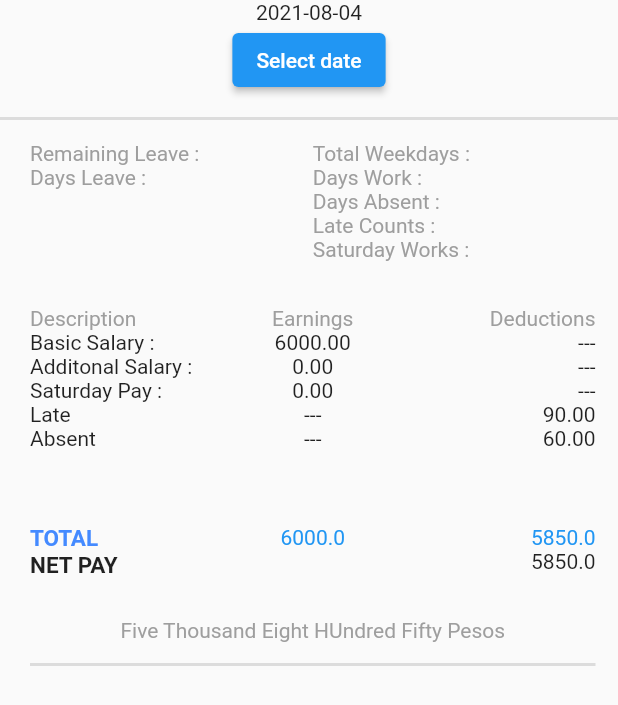
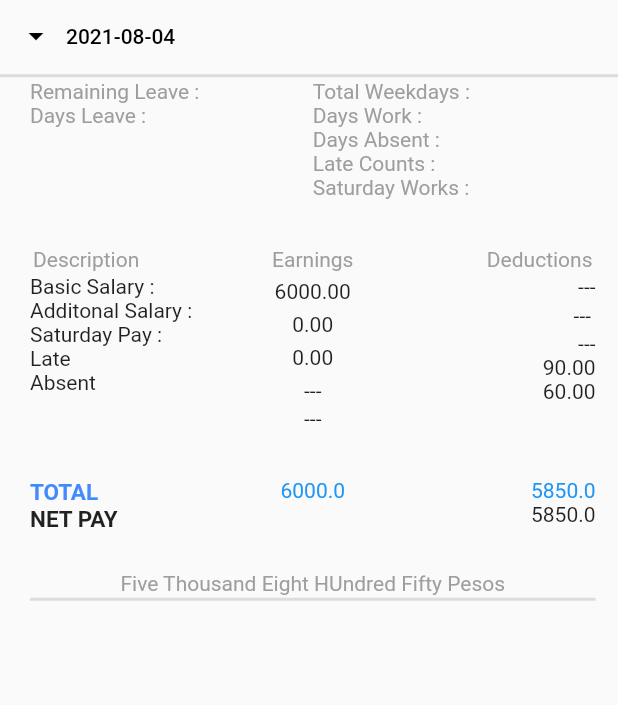
Before and after one commit to QonvexTech/qonvex_payroll, a Flutter app: the PayrollPage screen opened directly, on a phone screen of 412 x 824 dp. Shown: the top 705 px of the screen. Run offline on Flutter 3.47's test engine with Material 2 defaults, Android fonts, the light colour scheme and no system bars; missing offline and left inert: qr_code_scanner; accounts and stored records are empty.

Commit message:
payroll done

```diff
--- a/lib/payroll.dart
+++ b/lib/payroll.dart
@@ -28,18 +28,17 @@ class _PayrollPageState extends State<PayrollPage> {
   @override
   Widget build(BuildContext context) {
     return Scaffold(
-      body: Container(
-          child: Column(mainAxisSize: MainAxisSize.min, children: <Widget>[
-        Text("${selectedDate.toLocal()}".split(' ')[0]),
-        SizedBox(
-          height: 0,
-        ),
-        ElevatedButton(
+        body: Column(
+            crossAxisAlignment: CrossAxisAlignment.start,
+            children: <Widget>[
+          ElevatedButton.icon(
+            style: ButtonStyle(backgroundColor: MaterialStateProperty.resolveWith((states) => Colors.transparent), elevation: MaterialStateProperty.resolveWith((states) => 0)),
             onPressed: () => _selectDate(context),
-          child: Text('Select date'),
+            label: Text("${selectedDate.toLocal()}".split(' ')[0], style: TextStyle(color: Colors.black),),
+            icon: const Icon(Icons.arrow_drop_down, color: Colors.black,),
           ),
               Divider(
-              height: 30,
+                height: 5,
                 thickness: 2,
               ),
           Expanded(
@@ -103,9 +102,12 @@ class _PayrollPageState extends State<PayrollPage> {
                           mainAxisAlignment: MainAxisAlignment.start,
                           crossAxisAlignment: CrossAxisAlignment.start,
                           children: const <Widget>[
-                            Text(
+                            Padding(
+                              padding: EdgeInsets.all(2),
+                              child: Text(
                                 'Description',
                                 style: TextStyle(color: Colors.grey),
+                              ),
                             ),
                             Text(
                               'Basic Salary :',
@@ -129,21 +131,36 @@ class _PayrollPageState extends State<PayrollPage> {
                         child: Column(
                           crossAxisAlignment: CrossAxisAlignment.center,
                           children: [
-                            Text(
+                            Padding(
+                              padding: const EdgeInsets.all(2),
+                              child: Text(
                                 'Earnings',
                                 style: TextStyle(color: Colors.grey),
                               ),
-                            Text(
+                            ),
+                            Padding(
+                              padding: const EdgeInsets.all(3),
+                              child: Text(
                                 '6000.00',
                               ),
-                            Text(
+                            ),
+                            Padding(
+                              padding: const EdgeInsets.all(3),
+                              child: Text(
                                 '0.00',
                               ),
-                            Text(
+                            ),
+                            Padding(
+                              padding: const EdgeInsets.all(3),
+                              child: Text(
                                 '0.00',
                               ),
-                            Text(
+                            ),
+                            Padding(
+                              padding: const EdgeInsets.all(3),
+                              child: Text(
                                 '---',
+                              ),
                             ),
                             Text('---'),
                           ],
@@ -153,15 +170,21 @@ class _PayrollPageState extends State<PayrollPage> {
                         child: Column(
                           crossAxisAlignment: CrossAxisAlignment.end,
                           children: [
-                            Text(
+                            Padding(
+                              padding: const EdgeInsets.all(2),
+                              child: Text(
                                 'Deductions',
                                 style: TextStyle(color: Colors.grey),
+                              ),
                             ),
                             Text(
                               '---',
                             ),
-                            Text(
+                            Padding(
+                              padding: const EdgeInsets.all(3),
+                              child: Text(
                                 '---',
+                              ),
                             ),
                             Text(
                               '---',
@@ -222,14 +245,10 @@ class _PayrollPageState extends State<PayrollPage> {
                             SizedBox(
                               height: 30,
                             )
-                          ]
+                          ]),
                     ),
-                    ),
-                  ]
-                  ),
-                Row(
-                    crossAxisAlignment: CrossAxisAlignment.center,
-                    children: [
+                  ]),
+                  Row(crossAxisAlignment: CrossAxisAlignment.center, children: [
                     Expanded(
                         child: Column(
                             mainAxisAlignment: MainAxisAlignment.center,
@@ -240,21 +259,13 @@ class _PayrollPageState extends State<PayrollPage> {
                             style: TextStyle(color: Colors.grey),
                           ),
                           Divider(
-                        height: 30,
+                            height: 5,
                             thickness: 2,
                           ),
-                ]
+                        ]))
+                  ])
+                ])),
           )
-            )
-                ]
-        )
-      ]
-          )
-      ),
-                )
-                ]
-    )
-      )
-    );
+        ]));
   }
 }
--- a/lib/profile.dart
+++ b/lib/profile.dart
@@ -2,6 +2,7 @@
 
 import 'package:flutter/material.dart';
 import 'package:qonvex_payroll/Login_page.dart';
+import 'package:qonvex_payroll/globals/logged_user.dart';
 import 'attendance.dart';
 import 'general.dart';
 import 'payroll.dart';
@@ -114,11 +115,11 @@ class _ProfileState extends State<Profile> with TickerProviderStateMixin {
                   Column(
                     crossAxisAlignment: CrossAxisAlignment.center,
                     children: [
-                      Text('Ji Chang Wook',
+                      Text('${LoggedUser?.details!.name??"---"}'.toUpperCase(),
                           style: TextStyle(
                               fontSize: 30, fontWeight: FontWeight.bold)),
                       SizedBox(height: 2.0),
-                      Text('jichang_wook@example.com',
+                      Text('${LoggedUser?.details!.email??"---"}',
                           style: TextStyle(
                               color: Colors.blue, fontStyle: FontStyle.italic)),
                     ],
@@ -133,7 +134,7 @@ class _ProfileState extends State<Profile> with TickerProviderStateMixin {
                                 color: Colors.grey,
                               )),
                           Text(
-                            '12345',
+                            '${LoggedUser?.details!.ID??"---"}'.padLeft(5,"0"),
                             style: TextStyle(color: Colors.black),
                           )
                         ]),
--- a/lib/services/auth_service.dart
+++ b/lib/services/auth_service.dart
@@ -1,5 +1,4 @@
 import 'dart:convert';
-
 import 'package:http/http.dart' as http;
 import 'package:qonvex_payroll/globals/constants.dart';
 import 'package:qonvex_payroll/globals/logged_user.dart';
@@ -29,8 +28,4 @@ class AuthService{
       return false;
     }
   }
-
-  Future<bool> register() async {
-    return true;
-  }
 }
```
Lines whose indentation alone changed are shown as unchanged.
